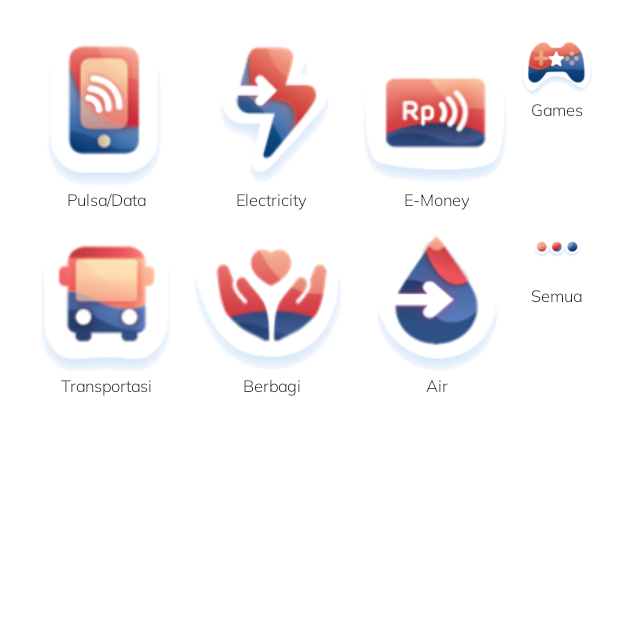
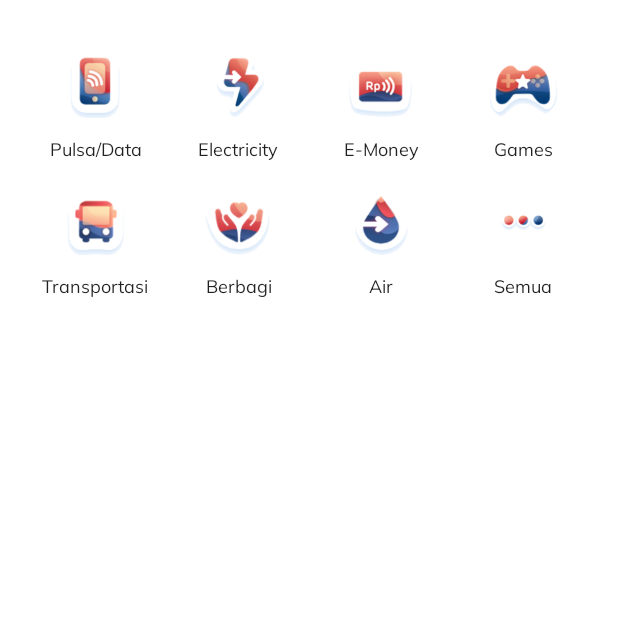
Before and after one commit to farhanroy/compose-linkaja-clone, an Android app built with Jetpack Compose: the composable HomeBody shown on its own in the app's theme, on a phone screen of 412 x 824 dp, the top half of it. Run offline under Robolectric (Android 15) with nearby library versions, the phone set to English and light mode, and no system bars; pictures from the network do not load.

Commit message:
:bug: fixing grid item menu

```diff
--- a/app/src/main/java/com/example/linkaja/ui/screens/HomeScreen.kt
+++ b/app/src/main/java/com/example/linkaja/ui/screens/HomeScreen.kt
@@ -1,12 +1,15 @@
 package com.example.linkaja.ui.screens
 
 import androidx.annotation.DrawableRes
+import androidx.compose.foundation.ExperimentalFoundationApi
 import androidx.compose.foundation.Image
 import androidx.compose.foundation.background
 import androidx.compose.foundation.gestures.Orientation
 import androidx.compose.foundation.gestures.rememberScrollableState
 import androidx.compose.foundation.gestures.scrollable
 import androidx.compose.foundation.layout.*
+import androidx.compose.foundation.lazy.GridCells
+import androidx.compose.foundation.lazy.LazyVerticalGrid
 import androidx.compose.foundation.shape.CircleShape
 import androidx.compose.foundation.shape.RoundedCornerShape
 import androidx.compose.material.Card
@@ -211,20 +214,29 @@ fun AddMethod() {
     }
 }
 
+@OptIn(ExperimentalFoundationApi::class)
 @Composable
 fun HomeBody() {
-    Column(modifier = Modifier.fillMaxWidth().padding(16.dp)) {
-        Row(horizontalArrangement = Arrangement.SpaceBetween) {
-            MenuItem(id = R.drawable.pulsadata, title = "Pulsa/Data")
-            MenuItem(id = R.drawable.electricity, title = "Electricity")
-            MenuItem(id = R.drawable.emoney, title = "E-Money")
-            MenuItem(id = R.drawable.games, title = "Games")
-        }
-        Row() {
-            MenuItem(id = R.drawable.transport, title = "Transportasi")
-            MenuItem(id = R.drawable.berbagi, title = "Berbagi")
-            MenuItem(id = R.drawable.pdam, title = "Air")
-            MenuItem(id = R.drawable.more, title = "Semua")
+    val list = listOf<ItemMenu>(
+        ItemMenu(id = R.drawable.pulsadata, title = "Pulsa/Data"),
+        ItemMenu(id = R.drawable.electricity, title = "Electricity"),
+        ItemMenu(id = R.drawable.emoney, title = "E-Money"),
+        ItemMenu(id = R.drawable.games, title = "Games"),
+        ItemMenu(id = R.drawable.transport, title = "Transportasi"),
+        ItemMenu(id = R.drawable.berbagi, title = "Berbagi"),
+        ItemMenu(id = R.drawable.pdam, title = "Air"),
+        ItemMenu(id = R.drawable.more, title = "Semua")
+    )
+    Column(modifier = Modifier
+        .fillMaxWidth()
+        .padding(16.dp)) {
+
+        LazyVerticalGrid(
+            cells = GridCells.Fixed(4)
+        ){
+            items(list.size) { index ->
+                MenuItem(id = list[index].id, list[index].title)
+            }
         }
     }
 }
@@ -232,7 +244,13 @@ fun HomeBody() {
 @Composable
 fun MenuItem(@DrawableRes id: Int, title: String) {
     Column(horizontalAlignment = Alignment.CenterHorizontally, ) {
-        Image(painter = painterResource(id = id), contentDescription = null)
-        Text(title, fontWeight = FontWeight.Light, fontSize = 11.sp)
+        Image(painter = painterResource(id = id), contentDescription = null, modifier = Modifier.padding(top = 16.dp).size(48.dp))
+        Text(title, fontWeight = FontWeight.Normal, fontSize = 12.sp, modifier = Modifier.padding(top = 12.dp))
     }
 }
+
+data class ItemMenu(
+    @DrawableRes
+    val id: Int,
+    val title: String
+)
```
